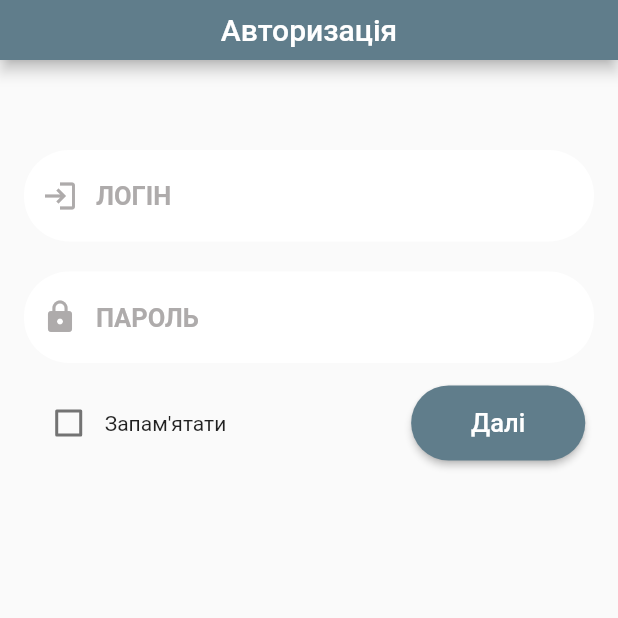
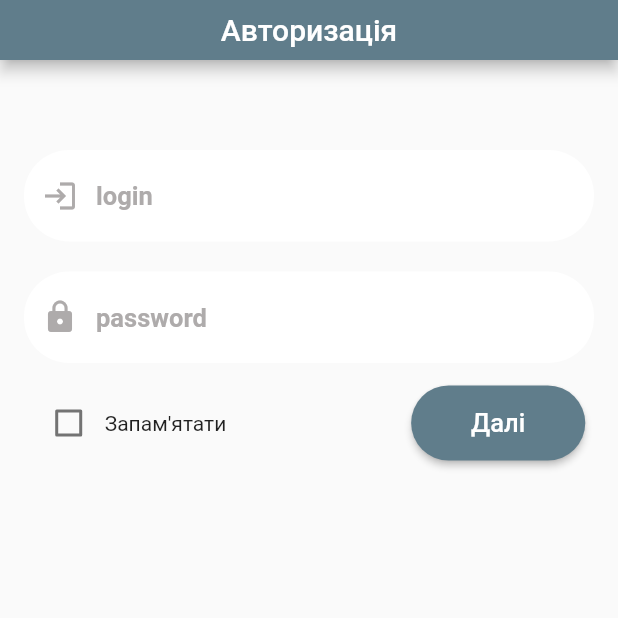
Before and after one commit to Viacheslav12345/flutter_lesson1, a Flutter app: the screen it shows after launch, on a phone screen of 412 x 824 dp, the top half of it. Run offline on Flutter 3.47's test engine with Material 2 defaults, Android fonts, the phone set to English and light mode, and no system bars; our stand-ins replace fluttertoast, shared_preferences.

Commit message:
Changes login&password.

```diff
--- a/lib/auth_screen.dart
+++ b/lib/auth_screen.dart
@@ -118,10 +118,10 @@ class _AuthScreenState extends State<AuthScreen> {
               crossAxisAlignment: CrossAxisAlignment.start,
               children: <Widget>[
                 const SizedBox(height: 40),
-                _inputTextField(const Icon(Icons.login), "ЛОГІН",
+                _inputTextField(const Icon(Icons.login), "login",
                     loginTextController, false),
                 const SizedBox(height: 20),
-                _inputTextField(const Icon(Icons.lock), "ПАРОЛЬ",
+                _inputTextField(const Icon(Icons.lock), "password",
                     passwordTextController, true),
                 const SizedBox(height: 15),
                 Row(
```
